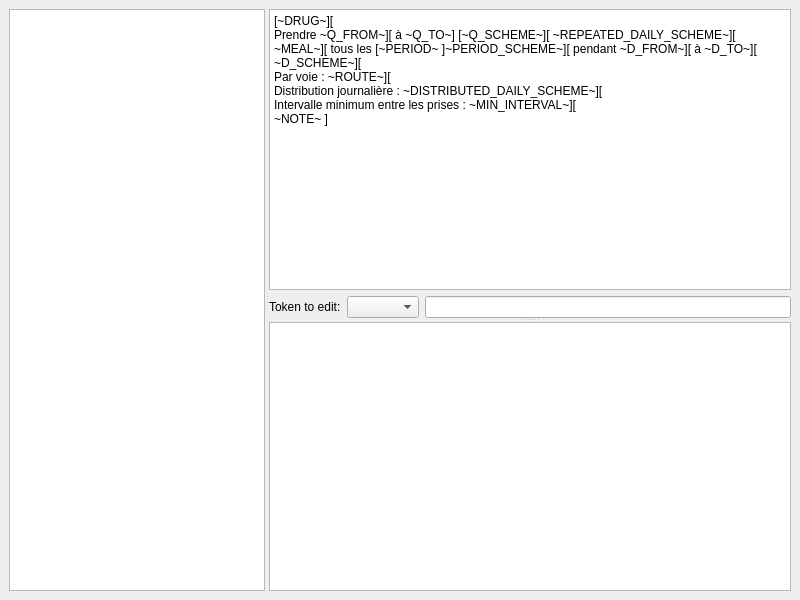
The window that freepad/plugins/mainwindowplugin/mainwindow.ui (FreeHealth/freehealth) describes before a commit, drawn with Qt 5.
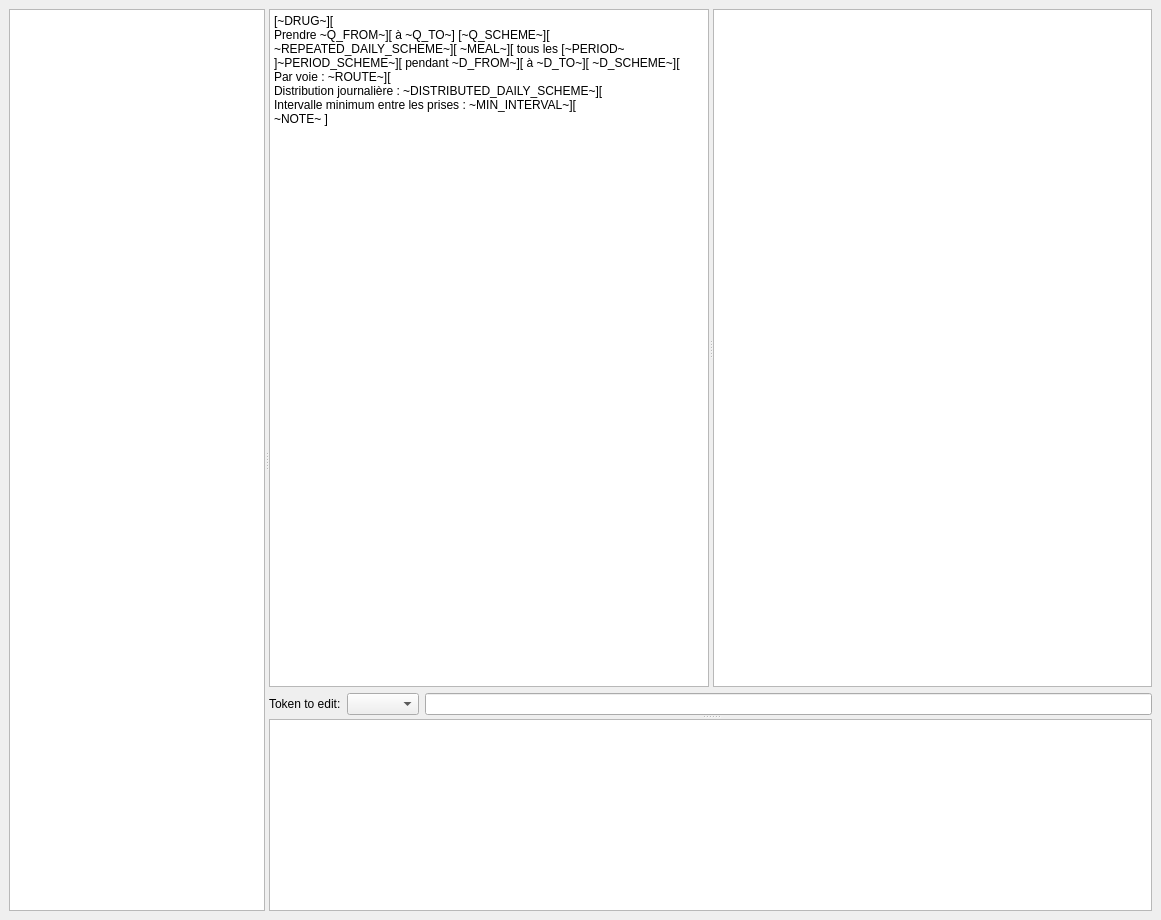
The same window after the commit.

Commit message: some sizes set

What changed in the file:
```diff
--- a/freepad/plugins/mainwindowplugin/mainwindow.ui
+++ b/freepad/plugins/mainwindowplugin/mainwindow.ui
@@ -6,8 +6,8 @@
    <rect>
     <x>0</x>
     <y>0</y>
-    <width>800</width>
-    <height>600</height>
+    <width>1161</width>
+    <height>920</height>
    </rect>
   </property>
   <widget class="QWidget" name="centralwidget">
@@ -36,20 +36,33 @@
         <enum>Qt::Vertical</enum>
        </property>
        <widget class="QWidget" name="widget" native="true">
+        <property name="sizePolicy">
+         <sizepolicy hsizetype="Preferred" vsizetype="Preferred">
+          <horstretch>0</horstretch>
+          <verstretch>1</verstretch>
+         </sizepolicy>
+        </property>
         <layout class="QGridLayout" name="gridLayout">
-         <property name="margin">
-          <number>0</number>
-         </property>
          <item row="0" column="0">
-          <widget class="QTextEdit" name="padTextEdit">
+          <widget class="QSplitter" name="splitterPreview">
            <property name="sizePolicy">
             <sizepolicy hsizetype="Expanding" vsizetype="Expanding">
              <horstretch>0</horstretch>
              <verstretch>0</verstretch>
             </sizepolicy>
            </property>
-           <property name="html">
-            <string>&lt;!DOCTYPE HTML PUBLIC &quot;-//W3C//DTD HTML 4.0//EN&quot; &quot;http://www.w3.org/TR/REC-html40/strict.dtd&quot;&gt;
+           <property name="orientation">
+            <enum>Qt::Horizontal</enum>
+           </property>
+           <widget class="QTextEdit" name="padTextEdit">
+            <property name="sizePolicy">
+             <sizepolicy hsizetype="Expanding" vsizetype="Expanding">
+              <horstretch>0</horstretch>
+              <verstretch>0</verstretch>
+             </sizepolicy>
+            </property>
+            <property name="html">
+             <string>&lt;!DOCTYPE HTML PUBLIC &quot;-//W3C//DTD HTML 4.0//EN&quot; &quot;http://www.w3.org/TR/REC-html40/strict.dtd&quot;&gt;
 &lt;html&gt;&lt;head&gt;&lt;meta name=&quot;qrichtext&quot; content=&quot;1&quot; /&gt;&lt;style type=&quot;text/css&quot;&gt;
 p, li { white-space: pre-wrap; }
 &lt;/style&gt;&lt;/head&gt;&lt;body style=&quot; font-family:'Ubuntu'; font-size:9pt; font-weight:400; font-style:normal;&quot;&gt;
@@ -59,7 +72,16 @@
 &lt;p style=&quot; margin-top:0px; margin-bottom:0px; margin-left:0px; margin-right:0px; -qt-block-indent:0; text-indent:0px;&quot;&gt;&lt;span style=&quot; font-family:'Sans Serif';&quot;&gt;Distribution journalière : ~DISTRIBUTED_DAILY_SCHEME~][&lt;/span&gt;&lt;/p&gt;
 &lt;p style=&quot; margin-top:0px; margin-bottom:0px; margin-left:0px; margin-right:0px; -qt-block-indent:0; text-indent:0px;&quot;&gt;&lt;span style=&quot; font-family:'Sans Serif';&quot;&gt;Intervalle minimum entre les prises : ~MIN_INTERVAL~][&lt;/span&gt;&lt;/p&gt;
 &lt;p style=&quot; margin-top:0px; margin-bottom:0px; margin-left:0px; margin-right:0px; -qt-block-indent:0; text-indent:0px;&quot;&gt;&lt;span style=&quot; font-family:'Sans Serif';&quot;&gt;~NOTE~ ]&lt;/span&gt;&lt;/p&gt;&lt;/body&gt;&lt;/html&gt;</string>
-           </property>
+            </property>
+           </widget>
+           <widget class="QTextEdit" name="previewTextEdit">
+            <property name="frameShadow">
+             <enum>QFrame::Raised</enum>
+            </property>
+            <property name="readOnly">
+             <bool>true</bool>
+            </property>
+           </widget>
           </widget>
          </item>
          <item row="1" column="0">
@@ -81,14 +103,7 @@
          </item>
         </layout>
        </widget>
-       <widget class="QTextEdit" name="previewTextEdit">
-        <property name="frameShadow">
-         <enum>QFrame::Raised</enum>
-        </property>
-        <property name="readOnly">
-         <bool>true</bool>
-        </property>
-       </widget>
+       <widget class="QListWidget" name="listWidget"/>
       </widget>
      </widget>
     </item>
```
Left out of the diff: 10 changed lines with no effect on the pictures. The commit also changes 1 other file.
